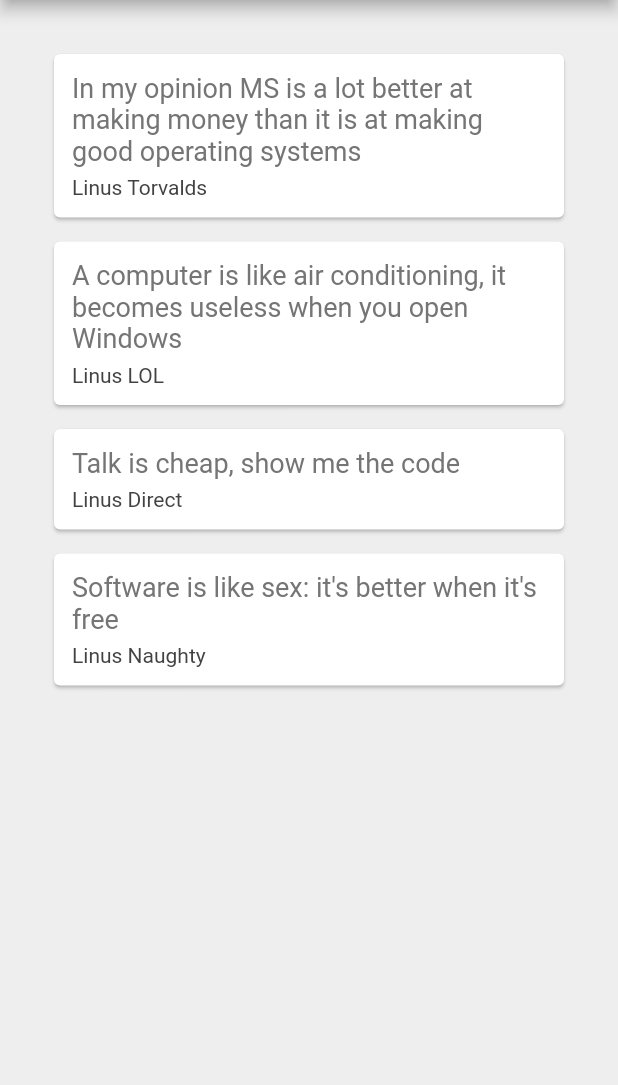
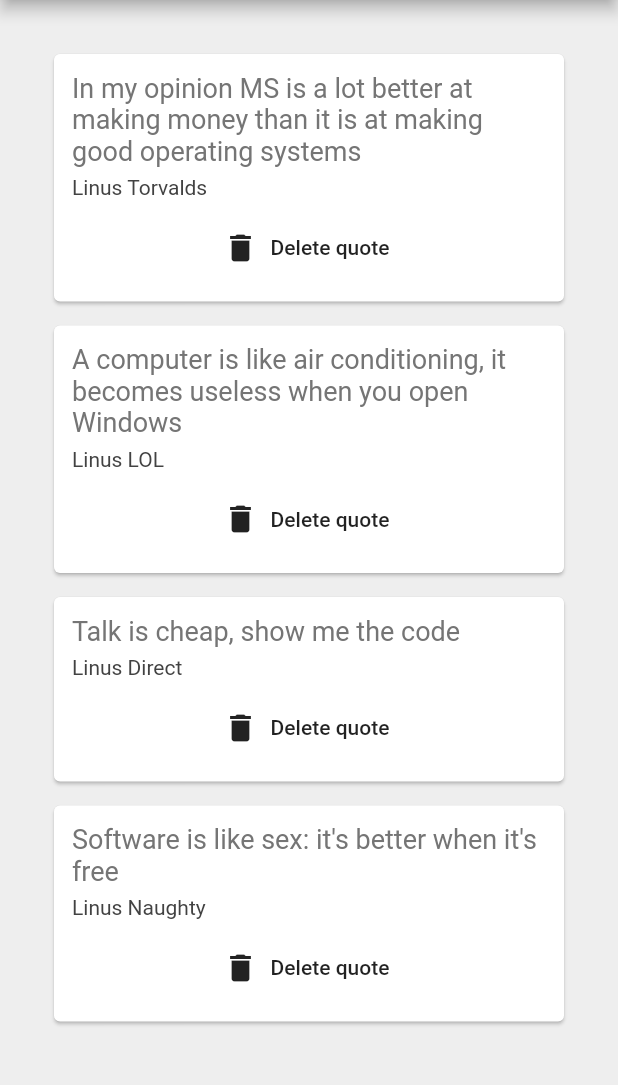
Before and after one commit to andres60/Flutter_Starting_2, a Flutter app: the screen it shows after launch, on a phone screen of 412 x 824 dp, the part 84-1169 px from its top. Run offline on Flutter 3.47's test engine with Material 2 defaults, Android fonts, the phone set to English and light mode, and no system bars.

Commit message:
Pass functions as arguments. Implemented in deletion of quotes

```diff
--- a/lib/main.dart
+++ b/lib/main.dart
@@ -37,7 +37,14 @@ class _QuoteListState extends State<QuoteList> {
         padding: EdgeInsets.all(20.0),
         child: Column(
           crossAxisAlignment: CrossAxisAlignment.start,
-          children: quotes.map((quote) => QuoteCard(quote: quote)).toList(),
+          children: quotes.map((quote) => QuoteCard(
+            quote: quote,
+            delete: (){
+              setState(() {
+                quotes.remove(quote);
+              });
+            }
+          )).toList(),
         ),
       ),
     );
--- a/lib/quote_card.dart
+++ b/lib/quote_card.dart
@@ -4,7 +4,8 @@ import './quote.dart';
 class QuoteCard extends StatelessWidget {
 
   final Quote quote;
-  QuoteCard({ this.quote });
+  final Function delete;
+  QuoteCard({ this.quote, this.delete });
 
   @override
   Widget build(BuildContext context) {
@@ -30,6 +31,12 @@ class QuoteCard extends StatelessWidget {
                 color: Colors.grey[800],
               ),
             ),
+            SizedBox(height: 8.0,),
+            FlatButton.icon(
+                onPressed: delete,
+                icon: Icon(Icons.delete),
+                label: Text('Delete quote'),
+            )
           ],
         ),
       ),
```
